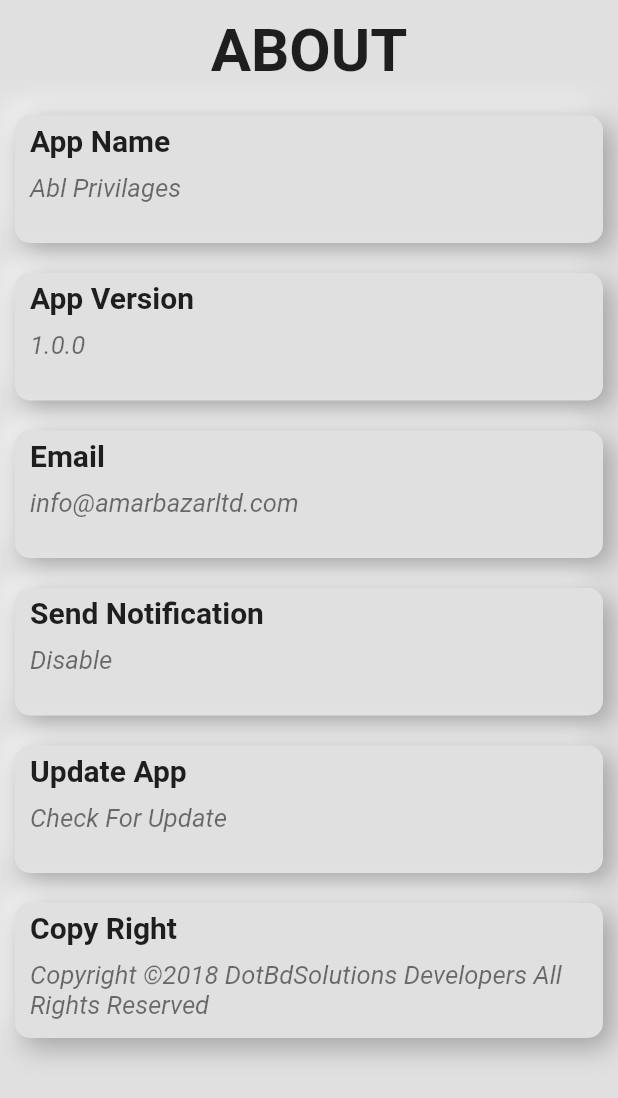
After one commit to TahzidMahmud/ABL_project, a Flutter app: the AboutUs screen opened by its route, on a phone screen of 412 x 824 dp. The commit adds this screen. Shown: the top 1098 px of the screen. Run offline on Flutter 3.47's test engine with Material 2 defaults, Android fonts, the phone set to English and light mode, and no system bars.

Commit message:
about us page done

```diff
--- a/lib/main.dart
+++ b/lib/main.dart
@@ -1,12 +1,15 @@
 import 'package:flutter/cupertino.dart';
 import 'package:flutter/material.dart';
 import 'package:url_launcher/url_launcher.dart';
+import 'package:abl/static_pages/about_us.dart';
+import 'package:http/http.dart';
 
 void main() {
   runApp(MaterialApp(
     debugShowCheckedModeBanner: false,
     routes:{
       '/':(context)=>MainApp(),
+      '/about_us':(context)=>AboutUs(),
     },
     initialRoute: '/',
   ));
@@ -182,7 +185,11 @@ class MainApp extends StatelessWidget {
                       ),
                     ),
                   ),
-                  Container(
+                  GestureDetector(
+                    onTap: (){
+                      Navigator.pushNamed(context, '/about_us');
+                    },
+                    child: Container(
                       height: 200,
                       width: 150,
                       decoration: BoxDecoration(
@@ -226,6 +233,7 @@ class MainApp extends StatelessWidget {
                               style: TextStyle(color:Colors.black54,fontSize: 15,),),
 
                           ],
+                        ),
                       ),
                     ),
                   ),
--- /dev/null
+++ b/lib/static_pages/about_us.dart
@@ -0,0 +1,388 @@
+import 'package:flutter/material.dart';
+
+
+class AboutUs extends StatelessWidget {
+  @override
+  Widget build(BuildContext context) {
+    return Scaffold(
+      backgroundColor: Colors.grey[300],
+      body: SafeArea(
+        child: ListView(
+          children:[ Column(
+            crossAxisAlignment: CrossAxisAlignment.stretch,
+            children: [
+              Padding(
+                padding: const EdgeInsets.all(10.0),
+                child: Text("ABOUT",
+                  textAlign: TextAlign.center,
+                  style: TextStyle(fontWeight: FontWeight.bold,fontSize: 40,),),
+              ),
+
+              Padding(
+                padding: const EdgeInsets.all(10.0),
+                child: Container(
+                  height: 85,
+                  width: 352,
+                  decoration: BoxDecoration(
+                      color: Colors.grey[300],
+                      borderRadius: BorderRadius.circular(10.0),
+
+                      boxShadow: [
+                        BoxShadow(
+                          color: Colors.white,
+                          offset: Offset(-5.0,-5.0),
+                          blurRadius: 15.0,
+                          spreadRadius: 1.0,
+                        ),
+
+                        BoxShadow(
+                          color: Colors.grey[500],
+                          offset: Offset(5.0,5.0),
+                          blurRadius: 15.0,
+                          spreadRadius: 1.0,
+                        ),
+
+                      ]
+                  ),
+                  child:
+                  Row(
+                    // mainAxisAlignment: MainAxisAlignment.spaceEvenly,
+                    children: [
+
+                      Flexible(
+                        child: Column(
+                          crossAxisAlignment: CrossAxisAlignment.start,
+
+                          children: [
+                            Padding(
+                              padding: const EdgeInsets.fromLTRB(10, 5, 0, 10),
+                              child: Text("App Name",
+                                textAlign: TextAlign.left,
+                                style: TextStyle(fontWeight: FontWeight.bold,fontSize: 20,),),
+                            ),
+                            Padding(
+                              padding: const EdgeInsets.fromLTRB(10, 0, 5, 5),
+                              child: Text("Abl Privilages",
+                                textAlign: TextAlign.left,
+                                overflow: TextOverflow.visible,
+                                style: TextStyle(color:Colors.black54,fontSize: 17,fontStyle: FontStyle.italic),
+                              ),
+                            ),
+
+                          ],
+                        ),
+                      ),
+
+                    ],
+
+                  ),
+                ),
+              ),
+              Padding(
+                padding: const EdgeInsets.all(10.0),
+                child: Container(
+                  height: 85,
+                  width: 352,
+                  decoration: BoxDecoration(
+                      color: Colors.grey[300],
+                      borderRadius: BorderRadius.circular(10.0),
+
+                      boxShadow: [
+                        BoxShadow(
+                          color: Colors.white,
+                          offset: Offset(-5.0,-5.0),
+                          blurRadius: 15.0,
+                          spreadRadius: 1.0,
+                        ),
+
+                        BoxShadow(
+                          color: Colors.grey[500],
+                          offset: Offset(5.0,5.0),
+                          blurRadius: 15.0,
+                          spreadRadius: 1.0,
+                        ),
+
+                      ]
+                  ),
+                  child:
+                  Row(
+                    // mainAxisAlignment: MainAxisAlignment.spaceEvenly,
+                    children: [
+
+                      Flexible(
+                        child: Column(
+                          crossAxisAlignment: CrossAxisAlignment.start,
+
+                          children: [
+                            Padding(
+                              padding: const EdgeInsets.fromLTRB(10, 5, 0, 10),
+                              child: Text("App Version",
+                                textAlign: TextAlign.left,
+                                style: TextStyle(fontWeight: FontWeight.bold,fontSize: 20,),),
+                            ),
+                            Padding(
+                              padding: const EdgeInsets.fromLTRB(10, 0, 5, 5),
+                              child: Text("1.0.0",
+                                textAlign: TextAlign.left,
+                                overflow: TextOverflow.visible,
+                                style: TextStyle(color:Colors.black54,fontSize: 17,fontStyle: FontStyle.italic),
+                              ),
+                            ),
+
+                          ],
+                        ),
+                      ),
+
+                    ],
+
+                  ),
+                ),
+              ),
+              Padding(
+                padding: const EdgeInsets.all(10.0),
+                child: Container(
+                  height: 85,
+                  width: 352,
+                  decoration: BoxDecoration(
+                      color: Colors.grey[300],
+                      borderRadius: BorderRadius.circular(10.0),
+
+                      boxShadow: [
+                        BoxShadow(
+                          color: Colors.white,
+                          offset: Offset(-5.0,-5.0),
+                          blurRadius: 15.0,
+                          spreadRadius: 1.0,
+                        ),
+
+                        BoxShadow(
+                          color: Colors.grey[500],
+                          offset: Offset(5.0,5.0),
+                          blurRadius: 15.0,
+                          spreadRadius: 1.0,
+                        ),
+
+                      ]
+                  ),
+                  child:
+                  Row(
+                    // mainAxisAlignment: MainAxisAlignment.spaceEvenly,
+                    children: [
+
+                      Flexible(
+                        child: Column(
+                          crossAxisAlignment: CrossAxisAlignment.start,
+
+                          children: [
+                            Padding(
+                              padding: const EdgeInsets.fromLTRB(10, 5, 0, 10),
+                              child: Text("Email",
+                                textAlign: TextAlign.left,
+                                style: TextStyle(fontWeight: FontWeight.bold,fontSize: 20,),),
+                            ),
+                            Padding(
+                              padding: const EdgeInsets.fromLTRB(10, 0, 5, 5),
+                              child: Text("info@amarbazarltd.com",
+                                textAlign: TextAlign.left,
+                                overflow: TextOverflow.visible,
+                                style: TextStyle(color:Colors.black54,fontSize: 17,fontStyle: FontStyle.italic),
+                              ),
+                            ),
+
+                          ],
+                        ),
+                      ),
+
+                    ],
+
+                  ),
+                ),
+              ),
+              Padding(
+                padding: const EdgeInsets.all(10.0),
+                child: Container(
+                  height: 85,
+                  width: 352,
+                  decoration: BoxDecoration(
+                      color: Colors.grey[300],
+                      borderRadius: BorderRadius.circular(10.0),
+
+                      boxShadow: [
+                        BoxShadow(
+                          color: Colors.white,
+                          offset: Offset(-5.0,-5.0),
+                          blurRadius: 15.0,
+                          spreadRadius: 1.0,
+                        ),
+
+                        BoxShadow(
+                          color: Colors.grey[500],
+                          offset: Offset(5.0,5.0),
+                          blurRadius: 15.0,
+                          spreadRadius: 1.0,
+                        ),
+
+                      ]
+                  ),
+                  child:
+                  Row(
+                    // mainAxisAlignment: MainAxisAlignment.spaceEvenly,
+                    children: [
+
+                      Flexible(
+                        child: Column(
+                          crossAxisAlignment: CrossAxisAlignment.start,
+
+                          children: [
+                            Padding(
+                              padding: const EdgeInsets.fromLTRB(10, 5, 0, 10),
+                              child: Text("Send Notification",
+                                textAlign: TextAlign.left,
+                                style: TextStyle(fontWeight: FontWeight.bold,fontSize: 20,),),
+                            ),
+                            Padding(
+                              padding: const EdgeInsets.fromLTRB(10, 0, 5, 5),
+                              child: Text("Disable",
+                                textAlign: TextAlign.left,
+                                overflow: TextOverflow.visible,
+                                style: TextStyle(color:Colors.black54,fontSize: 17,fontStyle: FontStyle.italic),
+                              ),
+                            ),
+
+                          ],
+                        ),
+                      ),
+
+                    ],
+
+                  ),
+                ),
+              ),
+              Padding(
+                padding: const EdgeInsets.all(10.0),
+                child: Container(
+                  height: 85,
+                  width: 352,
+                  decoration: BoxDecoration(
+                      color: Colors.grey[300],
+                      borderRadius: BorderRadius.circular(10.0),
+
+                      boxShadow: [
+                        BoxShadow(
+                          color: Colors.white,
+                          offset: Offset(-5.0,-5.0),
+                          blurRadius: 15.0,
+                          spreadRadius: 1.0,
+                        ),
+
+                        BoxShadow(
+                          color: Colors.grey[500],
+                          offset: Offset(5.0,5.0),
+                          blurRadius: 15.0,
+                          spreadRadius: 1.0,
+                        ),
+
+                      ]
+                  ),
+                  child:
+                  Row(
+                    // mainAxisAlignment: MainAxisAlignment.spaceEvenly,
+                    children: [
+
+                      Flexible(
+                        child: Column(
+                          crossAxisAlignment: CrossAxisAlignment.start,
+
+                          children: [
+                            Padding(
+                              padding: const EdgeInsets.fromLTRB(10, 5, 0, 10),
+                              child: Text("Update App",
+                                textAlign: TextAlign.left,
+                                style: TextStyle(fontWeight: FontWeight.bold,fontSize: 20,),),
+                            ),
+                            Padding(
+                              padding: const EdgeInsets.fromLTRB(10, 0, 5, 5),
+                              child: Text("Check For Update",
+                                textAlign: TextAlign.left,
+                                overflow: TextOverflow.visible,
+                                style: TextStyle(color:Colors.black54,fontSize: 17,fontStyle: FontStyle.italic),
+                              ),
+                            ),
+
+                          ],
+                        ),
+                      ),
+
+                    ],
+
+                  ),
+                ),
+              ),
+              Padding(
+                padding: const EdgeInsets.all(10.0),
+                child: Container(
+                  height: 90,
+                  width: 352,
+                  decoration: BoxDecoration(
+                      color: Colors.grey[300],
+                      borderRadius: BorderRadius.circular(10.0),
+
+                      boxShadow: [
+                        BoxShadow(
+                          color: Colors.white,
+                          offset: Offset(-5.0,-5.0),
+                          blurRadius: 15.0,
+                          spreadRadius: 1.0,
+                        ),
+
+                        BoxShadow(
+                          color: Colors.grey[500],
+                          offset: Offset(5.0,5.0),
+                          blurRadius: 15.0,
+                          spreadRadius: 1.0,
+                        ),
+
+                      ]
+                  ),
+                  child:
+                  Row(
+                    // mainAxisAlignment: MainAxisAlignment.spaceEvenly,
+                    children: [
+
+                      Flexible(
+                        child: Column(
+                          crossAxisAlignment: CrossAxisAlignment.start,
+
+                          children: [
+                            Padding(
+                              padding: const EdgeInsets.fromLTRB(10, 5, 0, 10),
+                              child: Text("Copy Right",
+                                textAlign: TextAlign.left,
+                                style: TextStyle(fontWeight: FontWeight.bold,fontSize: 20,),),
+                            ),
+                            Padding(
+                              padding: const EdgeInsets.fromLTRB(10, 0, 5, 5),
+                              child: Text("Copyright ©2018 DotBdSolutions Developers All Rights Reserved",
+                                textAlign: TextAlign.left,
+                                overflow: TextOverflow.visible,
+                                style: TextStyle(color:Colors.black54,fontSize: 17,fontStyle: FontStyle.italic),
+                              ),
+                            ),
+
+                          ],
+                        ),
+                      ),
+
+                    ],
+
+                  ),
+                ),
+              ),
+            ],
+          ),
+        ],
+        ),
+      ),
+    );
+  }
+}
--- a/pubspec.yaml
+++ b/pubspec.yaml
@@ -25,6 +25,7 @@ dependencies:
     sdk: flutter
   url_launcher: ^5.7.10
   splashscreen:
+  http: ^0.12.2
 
 
   # The following adds the Cupertino Icons font to your application.
```
Also changed, not shown: lib/static_pages/contact_us.dart (added), pubspec.lock. Lines whose indentation alone changed are shown as unchanged.
